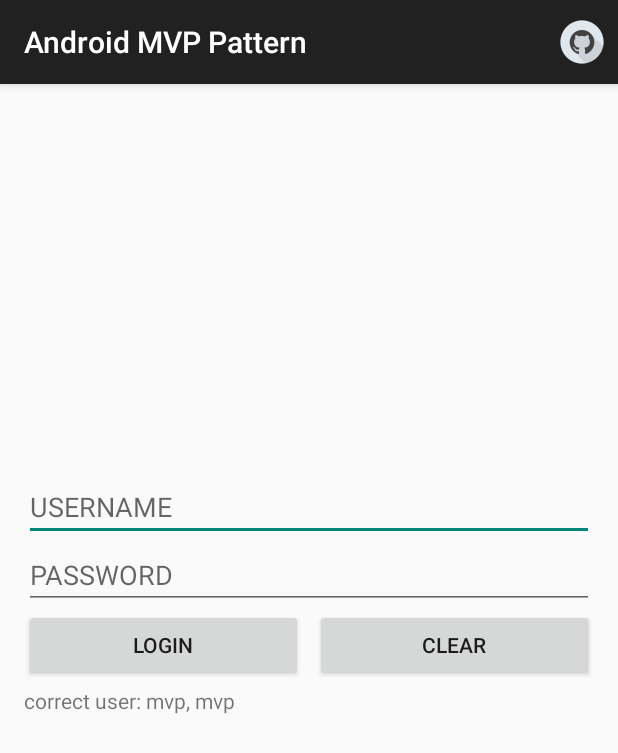
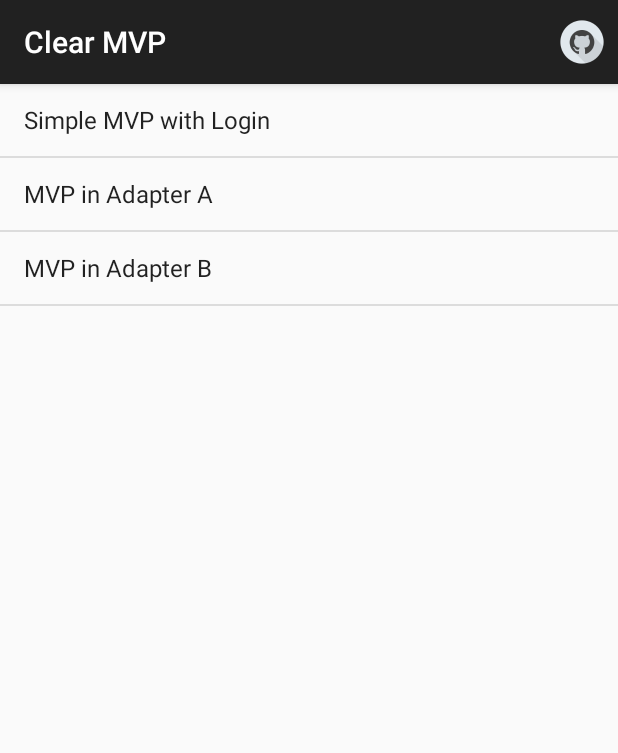
Before and after one commit to kaedea/android-mvp-pattern, an Android app: the screen it shows after launch (LoginActivity before the commit, HomeActivity after it), on a phone screen of 412 x 824 dp. Shown: the top 753 px of the screen. Run offline under Robolectric (Android 15) with nearby library versions, the phone set to English and light mode, and no system bars.

Commit message:
add MVP Sample for case of using Adapter

```diff
--- a/app/src/main/java/me/kaede/mvp/home/view/HomeActivity.java
+++ b/app/src/main/java/me/kaede/mvp/home/HomeActivity.java
@@ -1,4 +1,4 @@
-package me.kaede.mvp.home.view;
+package me.kaede.mvp.home;
 
 import android.content.Intent;
 import android.net.Uri;
@@ -9,13 +9,17 @@ import android.widget.*;
 import me.kaede.mvp.R;
 import me.kaede.mvp.home.presenter.HomePresenterCompl;
 import me.kaede.mvp.home.presenter.IHomePresenter;
+import me.kaede.mvp.home.view.IHomeView;
 
+import java.util.ArrayList;
 import java.util.List;
 
 public class HomeActivity extends ActionBarActivity implements AdapterView.OnItemClickListener,IHomeView {
 
 	private ListView listView;
 	private IHomePresenter homePresenter;
+	List<String> datas = new ArrayList<>();
+	private BaseAdapter adapter;
 
 	@Override
 	protected void onCreate(Bundle savedInstanceState) {
@@ -29,12 +33,14 @@ public class HomeActivity extends ActionBarActivity implements AdapterView.OnIte
 		listView.setOnItemClickListener(this);
 
 		//init
-		View loadingView = LayoutInflater.from(this).inflate(R.layout.item_loading, null);
+		View loadingView = LayoutInflater.from(this).inflate(R.layout.item_empty_view, null);
 		ViewGroup viewGroup = (ViewGroup) this.findViewById(R.id.layout_home);
 		RelativeLayout.LayoutParams layoutParams = new RelativeLayout.LayoutParams(RelativeLayout.LayoutParams.MATCH_PARENT,RelativeLayout.LayoutParams.MATCH_PARENT);
 		layoutParams.addRule(RelativeLayout.CENTER_IN_PARENT);
 		viewGroup.addView(loadingView, layoutParams);
 		listView.setEmptyView(loadingView);
+		adapter = new ArrayAdapter<String>(this, android.R.layout.simple_list_item_1, datas);
+		listView.setAdapter(adapter);
 		homePresenter = new HomePresenterCompl(this,this);
 	}
 
@@ -51,8 +57,11 @@ public class HomeActivity extends ActionBarActivity implements AdapterView.OnIte
 
 	@Override
 	public void onGetDataList(List<String> datas) {
-		BaseAdapter adapter = new ArrayAdapter<String>(this, android.R.layout.simple_list_item_1, datas);
-		listView.setAdapter(adapter);
+		if (datas!=null&&datas.size()>0){
+			this.datas.clear();
+			this.datas.addAll(datas);
+			adapter.notifyDataSetChanged();
+		}
 	}
 
 	@Override
@@ -70,15 +79,12 @@ public class HomeActivity extends ActionBarActivity implements AdapterView.OnIte
 	@Override
 	public boolean onOptionsItemSelected(MenuItem item) {
 		int id = item.getItemId();
-
-		//noinspection SimplifiableIfStatement
 		if (id == R.id.action_github) {
 			Intent intent = new Intent(Intent.ACTION_VIEW);
 			intent.setData(Uri.parse("https://github.com/kaedea/"));
 			startActivity(intent);
 			return true;
 		}
-
 		return super.onOptionsItemSelected(item);
 	}
 }
--- a/app/src/main/java/me/kaede/mvp/home/presenter/HomePresenterCompl.java
+++ b/app/src/main/java/me/kaede/mvp/home/presenter/HomePresenterCompl.java
@@ -1,20 +1,31 @@
 package me.kaede.mvp.home.presenter;
 
+import android.app.Activity;
 import android.content.Context;
+import android.content.Intent;
 import android.os.Handler;
 import android.os.Looper;
 import me.kaede.mvp.R;
+import me.kaede.mvp.home.util.ActivityHolder;
 import me.kaede.mvp.home.view.IHomeView;
+import me.kaede.mvp.login.LoginActivity;
+import me.kaede.mvp.outteradapter.AdapterActivityA;
+import me.kaede.mvp.outteradapter.AdapterActivityB;
 
-import java.util.ArrayList;
-import java.util.List;
+import java.util.*;
 
 /**
  * Created by kaede on 2015/5/19.
  */
 public class HomePresenterCompl implements IHomePresenter {
-	List<String> datas;
-	Context      context;
+	public static ActivityHolder activityHolder;
+	static {
+		activityHolder = new ActivityHolder();
+		activityHolder.addActivity("Simple MVP with Login",LoginActivity.class);
+		activityHolder.addActivity("MVP in Adapter A", AdapterActivityA.class);
+		activityHolder.addActivity("MVP in Adapter B", AdapterActivityB.class);
+	}
+	Context context;
 	IHomeView homeView;
 
 	public HomePresenterCompl(Context context, IHomeView homeView) {
@@ -24,23 +35,21 @@ public class HomePresenterCompl implements IHomePresenter {
 
 	@Override
 	public void loadDatas() {
-		String[] countries = context.getResources().getStringArray(R.array.countries);
-		datas = new ArrayList<>();
-		for (String item:countries){
-			datas.add(item);
-		}
 
 		Handler handler = new Handler(Looper.getMainLooper());
 		handler.postDelayed(new Runnable() {
 			@Override
 			public void run() {
-				homeView.onGetDataList(datas);
+				homeView.onGetDataList(activityHolder.getNameList());
 			}
 		},2000);
 	}
 
 	@Override
 	public void onItemClick(int position) {
-		homeView.toast(datas.get(position));
+		Class activity = activityHolder.getActivity(activityHolder.getNameList().get(position));
+		if (activity!=null){
+			context.startActivity(new Intent(context, activity));
+		}
 	}
 }
--- /dev/null
+++ b/app/src/main/java/me/kaede/mvp/home/util/ActivityHolder.java
@@ -0,0 +1,36 @@
+package me.kaede.mvp.home.util;
+
+import android.app.Activity;
+
+import java.util.ArrayList;
+import java.util.HashMap;
+import java.util.List;
+import java.util.Map;
+
+/**
+ * Created by kaede on 2015/10/13.
+ */
+public class ActivityHolder {
+	Map<String, Class<?extends Activity>> activityMap;
+	List<String> nameList;
+
+	public ActivityHolder(){
+		activityMap = new HashMap<>();
+		nameList = new ArrayList<>();
+	}
+
+	public void addActivity(String name,Class<?extends Activity> activity){
+		if (!activityMap.containsKey(name)) {
+			nameList.add(name);
+			activityMap.put(name,activity);
+		}
+	}
+
+	public List<String> getNameList() {
+		return nameList;
+	}
+
+	public Class<?extends Activity> getActivity(String name){
+		return activityMap.get(name);
+	}
+}
--- a/app/src/main/java/me/kaede/mvp/login/view/LoginActivity.java
+++ b/app/src/main/java/me/kaede/mvp/login/LoginActivity.java
@@ -1,4 +1,4 @@
-package me.kaede.mvp.login.view;
+package me.kaede.mvp.login;
 
 import android.content.Intent;
 import android.net.Uri;
@@ -12,9 +12,10 @@ import android.widget.EditText;
 import android.widget.ProgressBar;
 import android.widget.Toast;
 import me.kaede.mvp.R;
-import me.kaede.mvp.home.view.HomeActivity;
+import me.kaede.mvp.home.HomeActivity;
 import me.kaede.mvp.login.presenter.ILoginPresenter;
 import me.kaede.mvp.login.presenter.LoginPresenterCompl;
+import me.kaede.mvp.login.view.ILoginView;
 
 
 public class LoginActivity extends ActionBarActivity implements ILoginView, View.OnClickListener {
@@ -75,7 +76,6 @@ public class LoginActivity extends ActionBarActivity implements ILoginView, View
 		btnClear.setEnabled(true);
 		if (result){
 			Toast.makeText(this,"Login Success",Toast.LENGTH_SHORT).show();
-			startActivity(new Intent(this, HomeActivity.class));
 		}
 		else
 			Toast.makeText(this,"Login Fail, code = " + code,Toast.LENGTH_SHORT).show();
@@ -87,25 +87,4 @@ public class LoginActivity extends ActionBarActivity implements ILoginView, View
 		progressBar.setVisibility(visibility);
 	}
 
-
-	@Override
-	public boolean onCreateOptionsMenu(Menu menu) {
-		getMenuInflater().inflate(R.menu.menu_main, menu);
-		return true;
-	}
-
-	@Override
-	public boolean onOptionsItemSelected(MenuItem item) {
-		int id = item.getItemId();
-
-		//noinspection SimplifiableIfStatement
-		if (id == R.id.action_github) {
-			Intent intent = new Intent(Intent.ACTION_VIEW);
-			intent.setData(Uri.parse("https://github.com/kaedea/"));
-			startActivity(intent);
-			return true;
-		}
-
-		return super.onOptionsItemSelected(item);
-	}
 }
--- a/app/src/main/res/layout/activity_home.xml
+++ b/app/src/main/res/layout/activity_home.xml
@@ -3,7 +3,7 @@
                 android:layout_width="match_parent"
                 android:layout_height="match_parent"
                 android:id="@+id/layout_home"
-                tools:context="me.kaede.mvp.home.view.HomeActivity">
+                tools:context="me.kaede.mvp.home.HomeActivity">
 
     <ListView android:id="@+id/list_home" android:layout_width="match_parent" android:layout_height="match_parent"></ListView>
 </RelativeLayout>
--- a/app/src/main/res/values/strings.xml
+++ b/app/src/main/res/values/strings.xml
@@ -1,5 +1,5 @@
 <resources>
-    <string name="app_name">Android MVP Pattern</string>
+    <string name="app_name">Clear MVP</string>
 
     <string name="hello_world">Hello world!</string>
     <string name="action_settings">Settings</string>
@@ -37,4 +37,5 @@
         <item>Mauritania</item>
         <item>Egypt</item>
     </string-array>
+    <string name="title_activity_adapter">AdapterActivityA</string>
 </resources>
```
Also changed, not shown: app/src/main/AndroidManifest.xml (+13 -4 lines), app/src/main/java/me/kaede/mvp/outteradapter/AdapterActivityA.java (added, +92 -0 lines), app/src/main/java/me/kaede/mvp/outteradapter/AdapterActivityB.java (added, +92 -0 lines), app/src/main/java/me/kaede/mvp/outteradapter/adapter/CustomAdapter.java (added, +82 -0 lines), app/src/main/java/me/kaede/mvp/outteradapter/presenter/AdapterPresenterCompl.java (added, +62 -0 lines), app/src/main/java/me/kaede/mvp/outteradapter/presenter/IAdapterPresenter.java (added, +13 -0 lines), app/src/main/java/me/kaede/mvp/outteradapter/view/IAdapterView.java (added, +16 -0 lines), app/src/main/res/layout/item_footer.xml (added, +10 -0 lines), app/src/main/res/layout/item_outteradapter.xml (added, +21 -0 lines), app/src/main/res/menu/menu_adapter.xml (added, +9 -0 lines), app/src/main/res/layout/item_empty_view.xml (renamed from app/src/main/res/layout/item_loading.xml).
